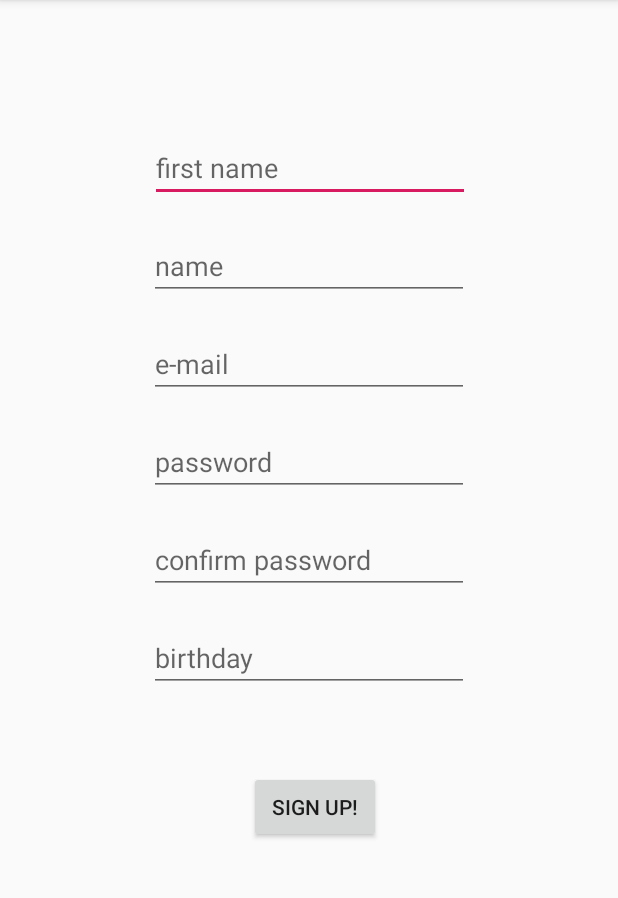
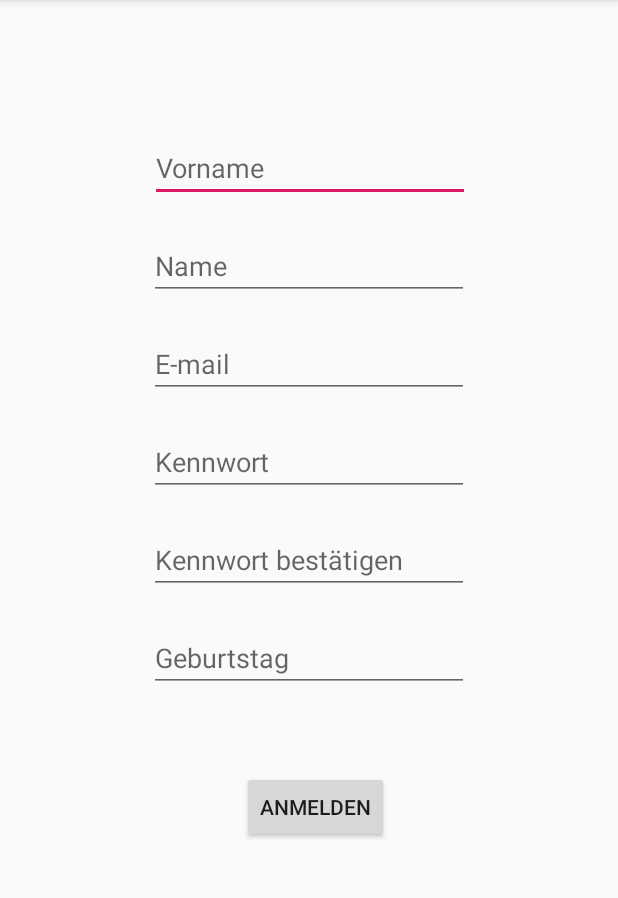
Before and after one commit to patti93/MyApplication, an Android app: the CreateUserActivity screen opened directly, with no data from a screen before it, on a phone screen of 412 x 824 dp, the part 84-982 px from its top. Run offline under Robolectric (Android 15) with nearby library versions, the phone set to English and light mode, and no system bars.

Commit message:
Deutsche Sprache schöne Sprache

```diff
--- a/app/build.gradle
+++ b/app/build.gradle
@@ -19,7 +19,7 @@ android {
 }
 
 dependencies {
-    implementation fileTree(dir: 'libs', include: ['*.jar'])
+    implementation fileTree(include: ['*.jar'], dir: 'libs')
     implementation 'com.android.support:appcompat-v7:28.0.0'
     implementation 'com.android.support.constraint:constraint-layout:1.1.3'
     testImplementation 'junit:junit:4.12'
--- a/app/src/main/res/layout/activity_create_user.xml
+++ b/app/src/main/res/layout/activity_create_user.xml
@@ -16,7 +16,7 @@
         android:layout_marginEnd="8dp"
         android:layout_marginBottom="8dp"
         android:ems="10"
-        android:hint="first name"
+        android:hint="@string/first_name"
         android:inputType="textPersonName"
         android:selectAllOnFocus="true"
         android:singleLine="false"
@@ -35,7 +35,7 @@
         android:layout_marginTop="20dp"
         android:layout_marginEnd="8dp"
         android:ems="10"
-        android:hint="name"
+        android:hint="@string/name"
         android:inputType="textPersonName"
         app:layout_constraintEnd_toEndOf="parent"
         app:layout_constraintStart_toStartOf="parent"
@@ -49,7 +49,7 @@
         android:layout_marginTop="20dp"
         android:layout_marginEnd="8dp"
         android:ems="10"
-        android:hint="e-mail"
+        android:hint="@string/e_mail"
         android:inputType="textWebEmailAddress"
         app:layout_constraintEnd_toEndOf="parent"
         app:layout_constraintStart_toStartOf="parent"
@@ -63,7 +63,7 @@
         android:layout_marginTop="20dp"
         android:layout_marginEnd="8dp"
         android:ems="10"
-        android:hint="password"
+        android:hint="@string/password"
         android:inputType="textPassword"
         app:layout_constraintEnd_toEndOf="parent"
         app:layout_constraintStart_toStartOf="parent"
@@ -77,7 +77,7 @@
         android:layout_marginTop="20dp"
         android:layout_marginEnd="8dp"
         android:ems="10"
-        android:hint="confirm password"
+        android:hint="@string/confirm_password"
         android:inputType="textPassword"
         app:layout_constraintEnd_toEndOf="parent"
         app:layout_constraintStart_toStartOf="parent"
@@ -91,7 +91,7 @@
         android:layout_marginTop="20dp"
         android:layout_marginEnd="8dp"
         android:ems="10"
-        android:hint="birthday"
+        android:hint="@string/birthday"
         android:inputType="date"
         app:layout_constraintEnd_toEndOf="parent"
         app:layout_constraintStart_toStartOf="parent"
@@ -106,7 +106,7 @@
         android:layout_marginEnd="8dp"
         android:layout_marginBottom="8dp"
         android:onClick="clickSignUp"
-        android:text="Sign up!"
+        android:text="@string/sign_up"
         app:layout_constraintBottom_toBottomOf="parent"
         app:layout_constraintEnd_toEndOf="parent"
         app:layout_constraintStart_toStartOf="parent"
--- a/app/src/main/res/layout/activity_main.xml
+++ b/app/src/main/res/layout/activity_main.xml
@@ -62,7 +62,7 @@
         android:layout_marginBottom="8dp"
         android:clickable="true"
         android:onClick="signUpRedirect"
-        android:text="@string/textview"
+        android:text="@string/sign_up_text"
         app:layout_constraintBottom_toBottomOf="parent"
         app:layout_constraintEnd_toEndOf="parent"
         app:layout_constraintStart_toStartOf="parent"
--- a/app/src/main/res/layout/create_user_success.xml
+++ b/app/src/main/res/layout/create_user_success.xml
@@ -13,7 +13,7 @@
         android:layout_marginStart="8dp"
         android:layout_marginTop="216dp"
         android:layout_marginEnd="8dp"
-        android:text="You sucessfully signed up to WG4U!"
+        android:text="@string/new_user_success"
         app:layout_constraintEnd_toEndOf="parent"
         app:layout_constraintStart_toStartOf="parent"
         app:layout_constraintTop_toTopOf="parent" />
--- a/app/src/main/res/values/strings.xml
+++ b/app/src/main/res/values/strings.xml
@@ -1,6 +1,13 @@
 <resources>
     <string name="app_name">WG4U</string>
-    <string name="user">User</string>
-    <string name="password">Password</string>
-    <string name="textview">Or sing up here!</string>
+    <string name="user">Benutzer</string>
+    <string name="password">Kennwort</string>
+    <string name="confirm_password">Kennwort bestätigen</string>
+    <string name="sign_up_text">Oder registriere dich hier!</string>
+    <string name="first_name">Vorname</string>
+    <string name="name">Name</string>
+    <string name="e_mail">E-mail</string>
+    <string name="birthday">Geburtstag</string>
+    <string name="sign_up">Anmelden</string>
+    <string name="new_user_success">Du hast dich erfolgreich bei WG4U registriert!</string>
 </resources>
```
